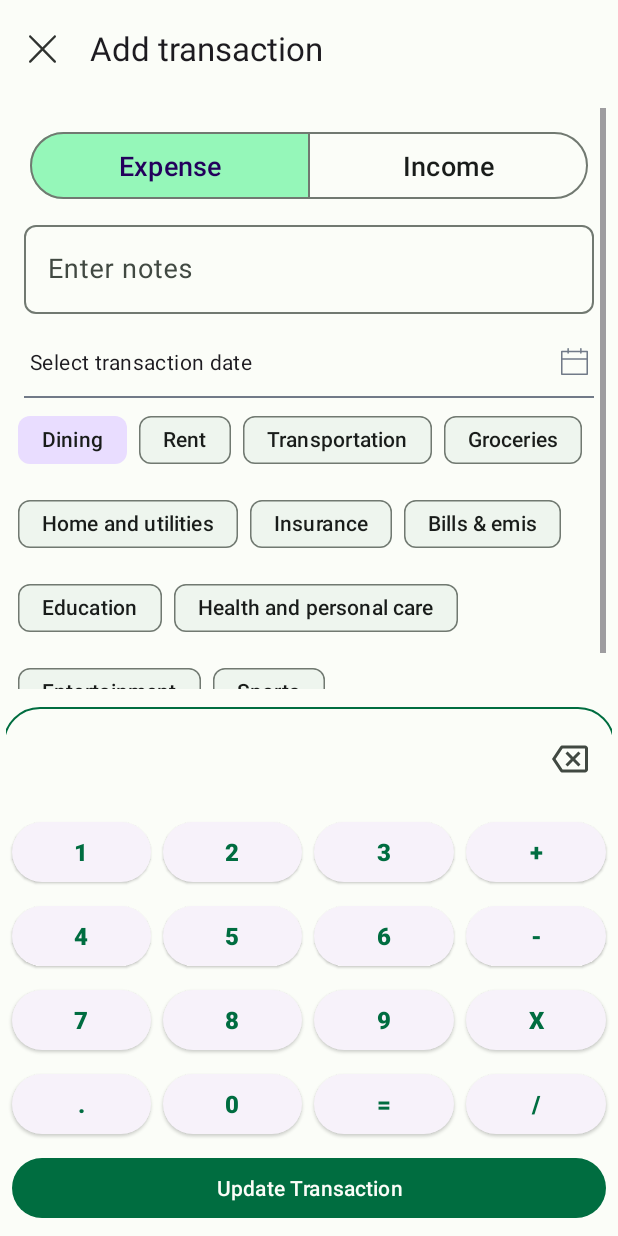
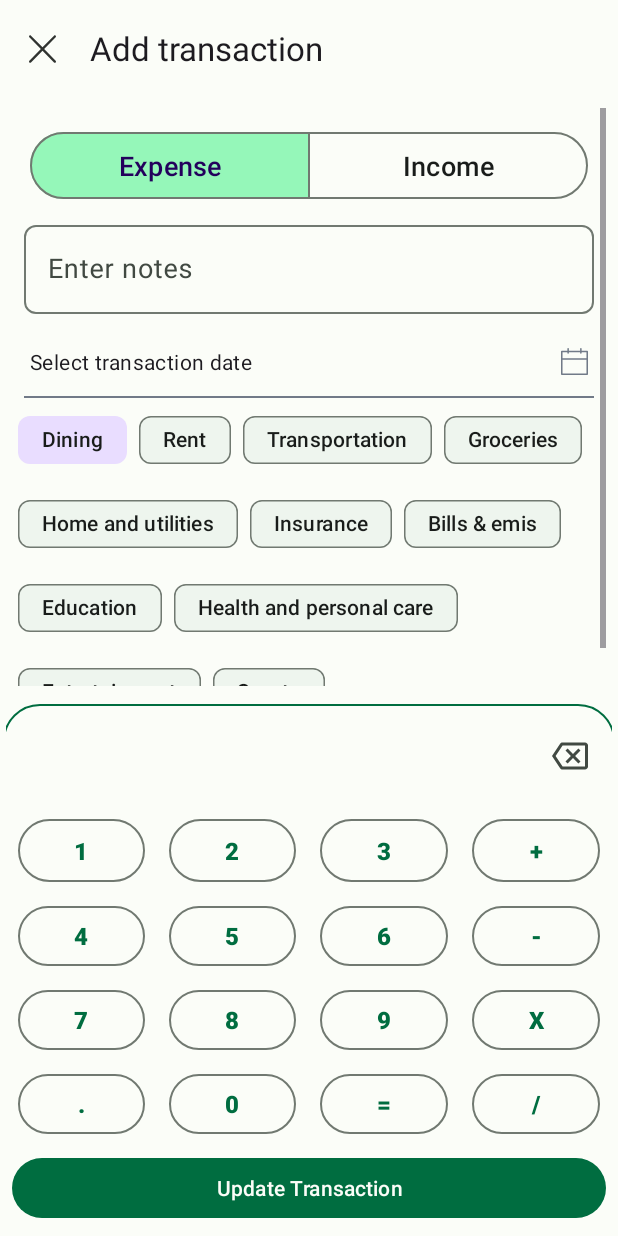
Before and after one commit to Kavin511/expense_manager, an Android app: the TransactionActivity screen opened directly, with no data from a screen before it, on a phone screen of 412 x 824 dp. Run offline under Robolectric (Android 15) with nearby library versions, the phone set to English and light mode, and no system bars.

Commit message:
Changed keypad style, updated delete dialog in transaction screen

```diff
--- a/app/src/main/AndroidManifest.xml
+++ b/app/src/main/AndroidManifest.xml
@@ -17,6 +17,7 @@
         <activity
             android:name=".ui.transaction.TransactionActivity"
             android:exported="true"
+            android:launchMode="singleTop"
             android:windowSoftInputMode="adjustNothing" />
         <activity
             android:name="com.devstudio.expensemanager.MainActivity"
--- a/app/src/main/java/com/devstudio/expensemanager/ui/transaction/TransactionActivity.kt
+++ b/app/src/main/java/com/devstudio/expensemanager/ui/transaction/TransactionActivity.kt
@@ -1,6 +1,8 @@
 package com.devstudio.expensemanager.ui.transaction
 
 import android.os.Bundle
+import android.view.Menu
+import android.view.MenuItem
 import android.view.inputmethod.InputMethodManager
 import androidx.activity.viewModels
 import androidx.appcompat.app.AppCompatActivity
@@ -16,6 +18,7 @@ import com.devstudio.expensemanager.utils.TransactionInputFormula
 import com.devstudio.utils.TransactionUtils
 import com.google.android.material.chip.Chip
 import com.google.android.material.datepicker.MaterialDatePicker
+import com.google.android.material.dialog.MaterialAlertDialogBuilder
 import kotlinx.coroutines.flow.collectLatest
 import kotlinx.coroutines.launch
 import java.util.*
@@ -36,6 +39,8 @@ class TransactionActivity : AppCompatActivity() {
         super.onCreate(savedInstanceState)
         _binding = ActivityTransactionBinding.inflate(layoutInflater)
         setContentView(binding.root)
+        setSupportActionBar(binding.topAppBar)
+        setTheme(R.style.AppTheme)
         initialiseTransactionType()
         initialiseTransactionKeyboard()
         fetchAndUpdateTransactionToBeEdited()
@@ -206,14 +211,44 @@ class TransactionActivity : AppCompatActivity() {
     private fun initialiseTransactionDateClickListener() {
         binding.transactionDate.setOnClickListener {
             val datePicker = MaterialDatePicker.Builder.datePicker()
-            datePicker.setTitleText("Select transaction date")
             val build = datePicker.build()
-            build
-                .addOnPositiveButtonClickListener {
-                    binding.transactionDate.text = TransactionUtils().convertLongToDate(it)
-                    selectedDate = it.toString()
-                }
+            build.addOnPositiveButtonClickListener {
+                binding.transactionDate.text = TransactionUtils().convertLongToDate(it)
+                selectedDate = it.toString()
+            }
             build.show(supportFragmentManager, "")
         }
     }
+
+    override fun onCreateOptionsMenu(menu: Menu?): Boolean {
+        menuInflater.inflate(R.menu.transaction_menu, menu)
+        lifecycleScope.launch {
+            transactionViewModel.transaction.collectLatest {
+                menu?.findItem(R.id.transaction_delete)?.isVisible = it != null
+            }
+        }
+        return true
+    }
+
+    override fun onOptionsItemSelected(item: MenuItem): Boolean {
+        when (item.itemId) {
+            R.id.transaction_delete -> {
+                deleteTransactionAlert()
+            }
+        }
+        return super.onOptionsItemSelected(item)
+    }
+
+    private fun deleteTransactionAlert() {
+        val materialAlertDialogBuilder = MaterialAlertDialogBuilder(this@TransactionActivity)
+        materialAlertDialogBuilder.setTitle("Are you sure to delete this transaction")
+            .setPositiveButton("Delete") { dialog, _ ->
+                transactionViewModel.deleteTransaction()
+                dialog.dismiss()
+                this.finish()
+            }.setNegativeButton("No") { dialog, _ ->
+                dialog.dismiss()
+            }
+        materialAlertDialogBuilder.show()
+    }
 }
--- a/app/src/main/java/com/devstudio/expensemanager/ui/transaction/TransactionKeyboard.kt
+++ b/app/src/main/java/com/devstudio/expensemanager/ui/transaction/TransactionKeyboard.kt
@@ -38,6 +38,7 @@ class TransactionKeyboard(
     }
 
     private fun validateAndAppendOperator(event: Int) {
+        keyboardBinding.amountText.requestFocus()
         if (keyboardBinding.amountText.editableText.isNotEmpty()) {
             if (keyboardBinding.amountText.editableText.toString().last().isOperator()) {
                 keyboardBinding.amountText.dispatchKeyEvent(
@@ -109,6 +110,7 @@ class TransactionKeyboard(
         if (editable.toString() == "0") {
             editable.clear()
         }
+        keyboardBinding.amountText.requestFocus()
         keyboardBinding.amountText.dispatchKeyEvent(
             KeyEvent(
                 KeyEvent.ACTION_DOWN,
--- a/app/src/main/java/com/devstudio/expensemanager/ui/transaction/adapter/TransactionAdapter.kt
+++ b/app/src/main/java/com/devstudio/expensemanager/ui/transaction/adapter/TransactionAdapter.kt
@@ -45,7 +45,7 @@ class TransactionListAdapter(
         val amount = holder.amount
         val transactions = expenseSet[position]
         if (transactions.transactionMode == "EXPENSE") {
-            amount.text = "- ₹".plus(transactions.amount.toString())
+            amount.text = "₹".plus(transactions.amount.toString())
             holder.transactionWrapper.setCardBackgroundColor(
                 ContextCompat.getColor(
                     context,
--- a/app/src/main/res/drawable/border_bottom_line.xml
+++ b/app/src/main/res/drawable/border_bottom_line.xml
@@ -1,10 +1,26 @@
 <?xml version="1.0" encoding="utf-8" ?>
-<layer-list xmlns:android="http://schemas.android.com/apk/res/android" >
+<selector xmlns:android="http://schemas.android.com/apk/res/android">
+    <item android:state_focused="false">
+        <layer-list>
             <item android:gravity="bottom">
                 <shape>
                     <size android:height="1dp" />
-            <padding android:top="@dimen/default_padding"/>
+                    <padding android:top="@dimen/default_padding" />
                     <solid android:color="@color/md_icon_color" />
                 </shape>
             </item>
         </layer-list>
+    </item>
+    <item android:state_pressed="true">
+        <layer-list>
+            <item android:gravity="bottom">
+                <shape>
+                    <size android:height="1dp" />
+                    <padding android:top="@dimen/default_padding" />
+                    <solid android:color="@color/md_theme_light_primary" />
+                </shape>
+            </item>
+        </layer-list>
+    </item>
+
+</selector>
--- /dev/null
+++ b/app/src/main/res/drawable/ic_menu_delete.xml
@@ -0,0 +1,10 @@
+<vector xmlns:android="http://schemas.android.com/apk/res/android"
+    android:width="18dp"
+    android:height="20dp"
+    android:viewportWidth="18"
+    android:viewportHeight="20">
+  <path
+      android:pathData="M7.408,0C6.031,0 4.915,1.116 4.915,2.492V2.631H2.424H2.424H0.623C0.279,2.631 0,2.91 0,3.254C0,3.598 0.279,3.877 0.623,3.877H1.85L3.007,17.826C3.096,18.903 3.996,19.731 5.077,19.731H12.993C14.073,19.731 14.973,18.903 15.063,17.826L16.22,3.877H17.377C17.721,3.877 18,3.598 18,3.254C18,2.91 17.721,2.631 17.377,2.631H15.646H15.646H13.085V2.492C13.085,1.116 11.969,0 10.592,0H7.408ZM6.161,2.492C6.161,1.804 6.719,1.246 7.408,1.246H10.592C11.28,1.246 11.838,1.804 11.838,2.492V2.631H6.161V2.492ZM4.249,17.723L3.1,3.877H14.969L13.821,17.723C13.785,18.154 13.425,18.485 12.993,18.485H5.077C4.645,18.485 4.285,18.154 4.249,17.723ZM11.492,5.192C11.492,4.848 11.214,4.569 10.869,4.569C10.525,4.569 10.246,4.848 10.246,5.192V17.169C10.246,17.513 10.525,17.792 10.869,17.792C11.214,17.792 11.492,17.513 11.492,17.169V5.192ZM7.2,4.569C7.544,4.569 7.823,4.848 7.823,5.192V17.169C7.823,17.513 7.544,17.792 7.2,17.792C6.856,17.792 6.577,17.513 6.577,17.169V5.192C6.577,4.848 6.856,4.569 7.2,4.569Z"
+      android:fillColor="#717A88"
+      android:fillType="evenOdd"/>
+</vector>
--- a/app/src/main/res/layout/activity_transaction.xml
+++ b/app/src/main/res/layout/activity_transaction.xml
@@ -18,6 +18,7 @@
             android:layout_height="?attr/actionBarSize"
             app:layout_scrollFlags="snapMargins"
             app:navigationIcon="@drawable/ic_close"
+            app:menu="@menu/transaction_menu"
             app:navigationIconTint="?attr/colorOnSurface"
             app:title="@string/add_transaction" />
 
--- a/app/src/main/res/layout/keyboard.xml
+++ b/app/src/main/res/layout/keyboard.xml
@@ -194,7 +194,6 @@
             android:layout_margin="@dimen/default_margin"
             android:layout_weight="1"
             android:text="7"
-
             android:padding="@dimen/keyboard_key_padding"
             app:cardCornerRadius="@dimen/default_radius"
             app:cardElevation="@dimen/default_elevation">
--- /dev/null
+++ b/app/src/main/res/menu/transaction_menu.xml
@@ -0,0 +1,9 @@
+<?xml version="1.0" encoding="utf-8"?>
+<menu xmlns:android="http://schemas.android.com/apk/res/android"
+    xmlns:app="http://schemas.android.com/apk/res-auto">
+    <item
+        android:id="@+id/transaction_delete"
+        android:icon="@drawable/ic_menu_delete"
+        app:showAsAction="always"
+        android:title="Delete"/>
+</menu>
--- /dev/null
+++ b/uiComponents/src/main/java/com/devstudioworks/customChipGroup/AlertDialog.kt
@@ -0,0 +1,4 @@
+package com.devstudioworks.customChipGroup
+
+class AlertDialog {
+}
--- a/uiComponents/src/main/res/values/styles.xml
+++ b/uiComponents/src/main/res/values/styles.xml
@@ -1,7 +1,7 @@
 <?xml version="1.0" encoding="utf-8"?>
 <resources>
 
-    <style name="NumberPadKeyStyle" parent="Widget.Material3.Button.ElevatedButton">
+    <style name="NumberPadKeyStyle" parent="Widget.Material3.Button.IconButton.Outlined">
         <item name="android:textStyle">bold</item>
         <item name="android:textSize">16sp</item>
     </style>
```
Also changed, not shown: app/src/main/java/com/devstudio/expensemanager/ui/transaction/viewmodels/TransactionViewModel.kt (+10 -0 lines). Lines whose indentation alone changed are shown as unchanged.
